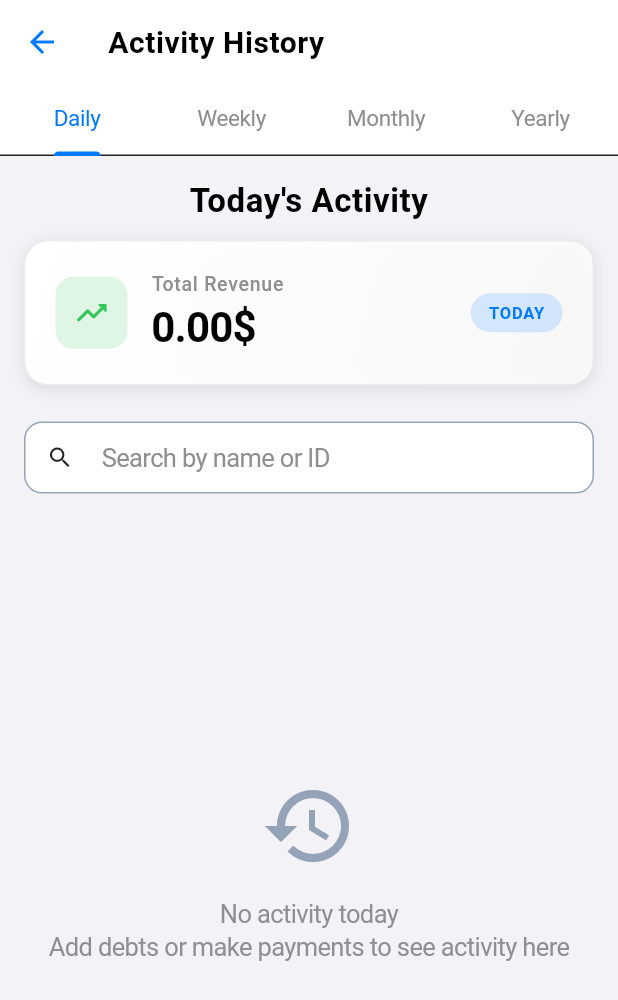
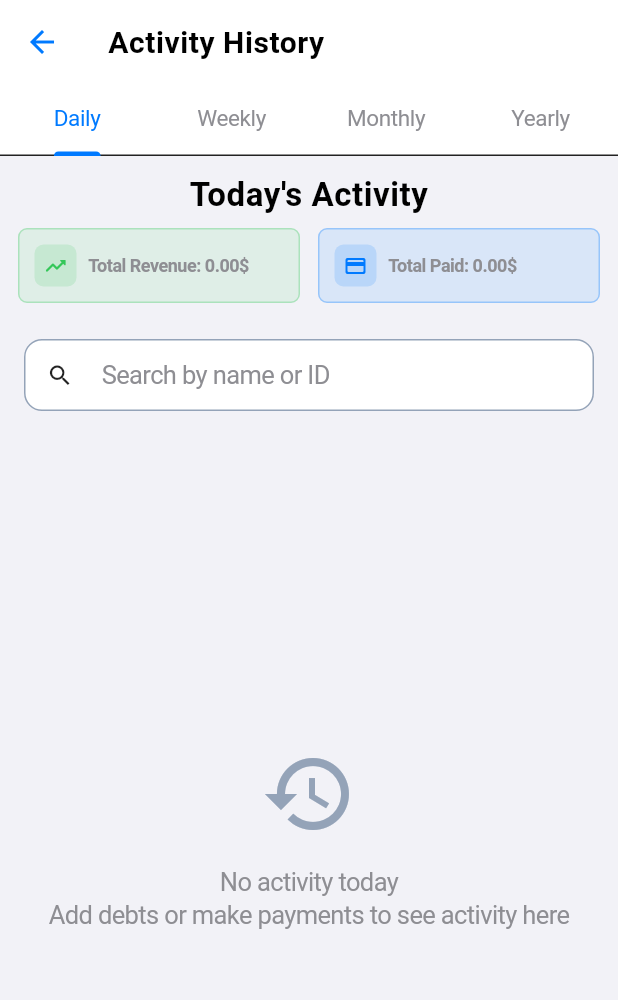
Before and after one commit to johnychnouda/Bechaalany-Debt, a Flutter app: the FullActivityListScreen screen opened directly, on a phone screen of 412 x 824 dp. Shown: the top 1000 px of the screen. Run offline on Flutter 3.47's test engine with Material 3 defaults, Android fonts, the phone set to English and light mode, and no system bars; our stand-ins replace connectivity_plus, cross_file, flutter_local_notifications, flutter_svg, hive, hive_flutter and 3 more; accounts and stored records are empty; generated files the repository leaves out were written again.

Commit message:
Optimize Activity History screen: Remove white background, make cards compact, inline amounts with titles, adjust spacing

```diff
--- a/lib/screens/full_activity_list_screen.dart
+++ b/lib/screens/full_activity_list_screen.dart
@@ -116,7 +116,7 @@ class _FullActivityListScreenState extends State<FullActivityListScreen>
         return Column(
           children: [
             Container(
-              padding: const EdgeInsets.all(16),
+              padding: const EdgeInsets.all(12),
               child: Column(
                 children: [
                   Text(
@@ -129,98 +129,111 @@ class _FullActivityListScreenState extends State<FullActivityListScreen>
                     maxLines: 2,
                     textAlign: TextAlign.center,
                   ),
-                  const SizedBox(height: 12),
-                                     // Revenue Summary Card - Modern iOS Style
-                   Container(
-                     padding: const EdgeInsets.all(20),
+                                    const SizedBox(height: 8),
+                                    // Revenue Summary Cards - Compact Design
+                  Row(
+                    children: [
+                         // Total Revenue Card
+                         Expanded(
+                           child: Container(
+                             padding: const EdgeInsets.all(10),
                              decoration: BoxDecoration(
-                       gradient: LinearGradient(
-                         begin: Alignment.topLeft,
-                         end: Alignment.bottomRight,
-                         colors: [
-                           AppColors.dynamicSurface(context),
-                           AppColors.dynamicSurface(context).withOpacity(0.8),
-                         ],
-                       ),
-                       borderRadius: BorderRadius.circular(16),
+                               color: AppColors.dynamicSuccess(context).withOpacity(0.1),
+                               borderRadius: BorderRadius.circular(6),
                                border: Border.all(
-                         color: AppColors.dynamicBorder(context).withOpacity(0.3),
+                                 color: AppColors.dynamicSuccess(context).withOpacity(0.3),
                                  width: 1,
                                ),
-                       boxShadow: [
-                         BoxShadow(
-                           color: Colors.black.withOpacity(0.1),
-                           blurRadius: 8,
-                           offset: const Offset(0, 2),
                              ),
-                       ],
-                     ),
-                     child: Row(
+                             child: Column(
+                               crossAxisAlignment: CrossAxisAlignment.start,
                                children: [
-                         // Revenue Icon
+                                 Row(
+                                   children: [
                                      Container(
-                           padding: const EdgeInsets.all(12),
+                                       padding: const EdgeInsets.all(6),
                                        decoration: BoxDecoration(
                                          color: AppColors.dynamicSuccess(context).withOpacity(0.15),
-                             borderRadius: BorderRadius.circular(12),
+                                         borderRadius: BorderRadius.circular(6),
                                        ),
                                        child: Icon(
                                          Icons.trending_up_rounded,
                                          color: AppColors.dynamicSuccess(context),
-                             size: 24,
+                                         size: 16,
                                        ),
                                      ),
-                         const SizedBox(width: 16),
-                         // Revenue Text
+                                     const SizedBox(width: 8),
                                      Expanded(
-                           child: Column(
-                             crossAxisAlignment: CrossAxisAlignment.start,
-                             children: [
-                               Text(
-                                 'Total Revenue',
+                                       child: Text(
+                                         'Total Revenue: ${CurrencyFormatter.formatAmount(context, _calculateTotalRevenueForPeriod(appState, view))}',
                                          style: TextStyle(
-                                   fontSize: 13,
-                                   fontWeight: FontWeight.w500,
+                                           fontSize: 12,
+                                           fontWeight: FontWeight.w600,
                                            color: AppColors.dynamicTextSecondary(context),
-                                   letterSpacing: 0.5,
                                          ),
-                               ),
-                               const SizedBox(height: 4),
-                               Text(
-                                 CurrencyFormatter.formatAmount(context, _calculateTotalRevenueForPeriod(appState, view)),
-                                 style: TextStyle(
-                                   fontSize: 28,
-                                   fontWeight: FontWeight.w700,
-                                   color: AppColors.dynamicTextPrimary(context),
-                                   letterSpacing: -0.5,
+                                         overflow: TextOverflow.ellipsis,
                                        ),
                                      ),
                                    ],
                                  ),
+                               ],
                              ),
-                         // Period Indicator
+                           ),
+                         ),
+                         const SizedBox(width: 12),
+                         // Total Paid Card
+                         Expanded(
+                           child: Container(
+                             padding: const EdgeInsets.all(10),
+                             decoration: BoxDecoration(
+                               color: AppColors.dynamicPrimary(context).withOpacity(0.1),
+                               borderRadius: BorderRadius.circular(6),
+                               border: Border.all(
+                                 color: AppColors.dynamicPrimary(context).withOpacity(0.3),
+                                 width: 1,
+                               ),
+                             ),
+                             child: Column(
+                               crossAxisAlignment: CrossAxisAlignment.start,
+                               children: [
+                                 Row(
+                                   children: [
                                      Container(
-                           padding: const EdgeInsets.symmetric(horizontal: 12, vertical: 6),
+                                       padding: const EdgeInsets.all(6),
                                        decoration: BoxDecoration(
                                          color: AppColors.dynamicPrimary(context).withOpacity(0.15),
-                             borderRadius: BorderRadius.circular(20),
+                                         borderRadius: BorderRadius.circular(6),
                                        ),
+                                       child: Icon(
+                                         Icons.payment_rounded,
+                                         color: AppColors.dynamicPrimary(context),
+                                         size: 16,
+                                       ),
+                                     ),
+                                     const SizedBox(width: 8),
+                                     Expanded(
                                        child: Text(
-                             _getPeriodLabel(view),
+                                         'Total Paid: ${CurrencyFormatter.formatAmount(context, _calculateTotalPaidForPeriod(appState, view))}',
                                          style: TextStyle(
-                               fontSize: 11,
+                                           fontSize: 12,
                                            fontWeight: FontWeight.w600,
-                               color: AppColors.dynamicPrimary(context),
-                               letterSpacing: 0.5,
+                                           color: AppColors.dynamicTextSecondary(context),
+                                         ),
+                                         overflow: TextOverflow.ellipsis,
+                                       ),
+                                     ),
+                                   ],
+                                 ),
+                               ],
                              ),
                            ),
                          ),
                        ],
                      ),
-                   ),
                 ],
               ),
             ),
+            const SizedBox(height: 4),
             // Search Bar
             Container(
               padding: const EdgeInsets.symmetric(horizontal: 16, vertical: 8),
@@ -253,6 +266,7 @@ class _FullActivityListScreenState extends State<FullActivityListScreen>
                 ),
               ),
             ),
+            const SizedBox(height: 12),
             Expanded(
               child: filteredActivities.isEmpty
                   ? _buildEmptyState(emptyMessage)
@@ -726,6 +740,62 @@ class _FullActivityListScreenState extends State<FullActivityListScreen>
     return totalRevenue;
   }
 
+  /// Calculate total payments made by customers for a specific time period view
+  double _calculateTotalPaidForPeriod(AppState appState, ActivityView view) {
+    // Get the date range for the selected view
+    final now = DateTime.now();
+    final today = DateTime(now.year, now.month, now.day);
+
+    DateTime startDate;
+    DateTime endDate;
+
+    switch (view) {
+      case ActivityView.daily:
+        // Today only (not last 24 hours)
+        startDate = DateTime(now.year, now.month, now.day, 0, 0, 0); // Start of today
+        endDate = DateTime(now.year, now.month, now.day, 23, 59, 59); // End of today
+        break;
+      case ActivityView.weekly:
+        // This week (Monday to Sunday) - inclusive
+        // weekday returns 1=Monday, 2=Tuesday, ..., 7=Sunday
+        // If today is Sunday (weekday=7), we want to go back 6 days to Monday
+        // If today is Monday (weekday=1), we want to go back 0 days
+        final daysFromMonday = today.weekday - 1;
+        startDate = DateTime(today.year, today.month, today.day - daysFromMonday);
+        endDate = DateTime(today.year, today.month, today.day, 23, 59, 59); // End of today
+        break;
+      case ActivityView.monthly:
+        // This month - inclusive
+        startDate = DateTime(now.year, now.month, 1);
+        endDate = DateTime(now.year, now.month + 1, 0, 23, 59, 59);
+        break;
+      case ActivityView.yearly:
+        // This year - inclusive
+        startDate = DateTime(now.year, 1, 1);
+        endDate = DateTime(now.year, 12, 31, 23, 59, 59);
+        break;
+    }
+
+    // Calculate total payments made within the selected period
+    double totalPaid = 0.0;
+
+    // Sum all payment activities within the date range
+    for (final activity in appState.activities) {
+      if (activity.type == ActivityType.payment && activity.paymentAmount != null) {
+        // Check if payment activity was within the date range (inclusive)
+        if ((activity.date.isAtSameMomentAs(startDate) ||
+             activity.date.isAtSameMomentAs(endDate) ||
+             (activity.date.isAfter(startDate) && activity.date.isBefore(endDate)))) {
+          totalPaid += activity.paymentAmount!;
+        }
+      }
+    }
+
+    // Payment amounts are already in USD (same as debt amounts)
+    // No currency conversion needed - return the calculated total directly
+    return totalPaid;
+  }
+
   /// Get a user-friendly label for the current time period
   String _getPeriodLabel(ActivityView view) {
     switch (view) {
```
Lines whose indentation alone changed are shown as unchanged.
